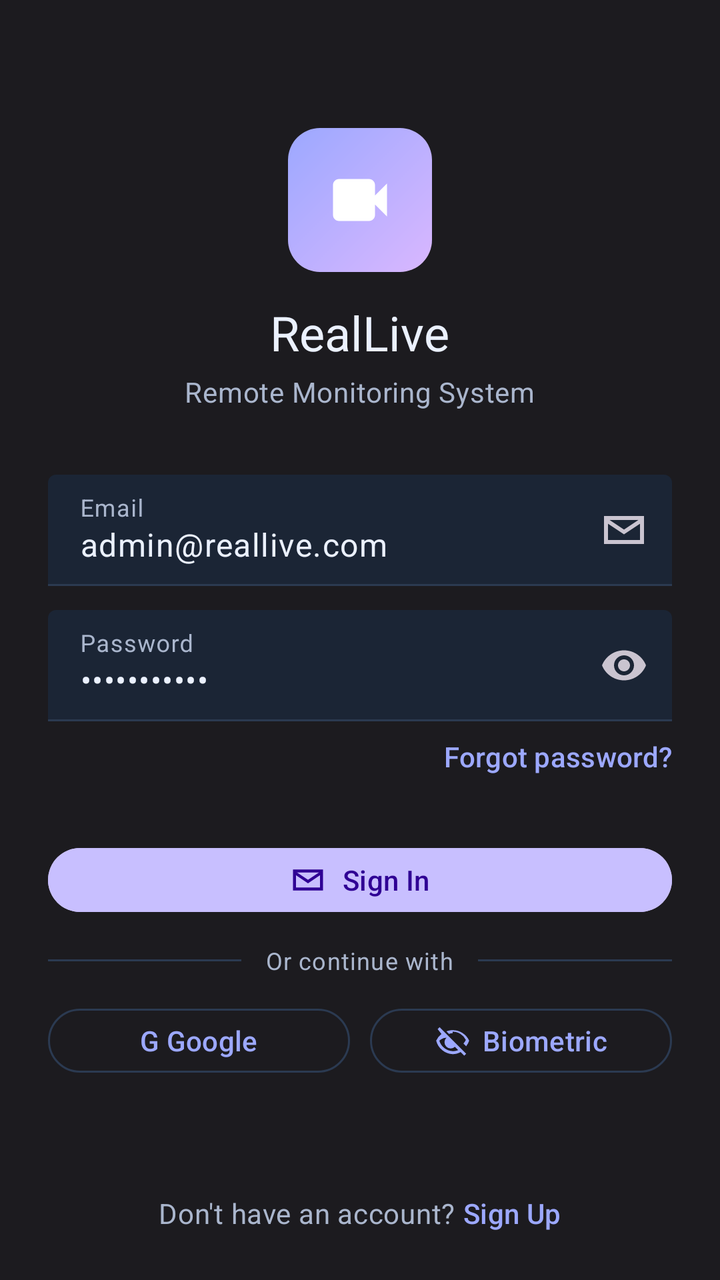
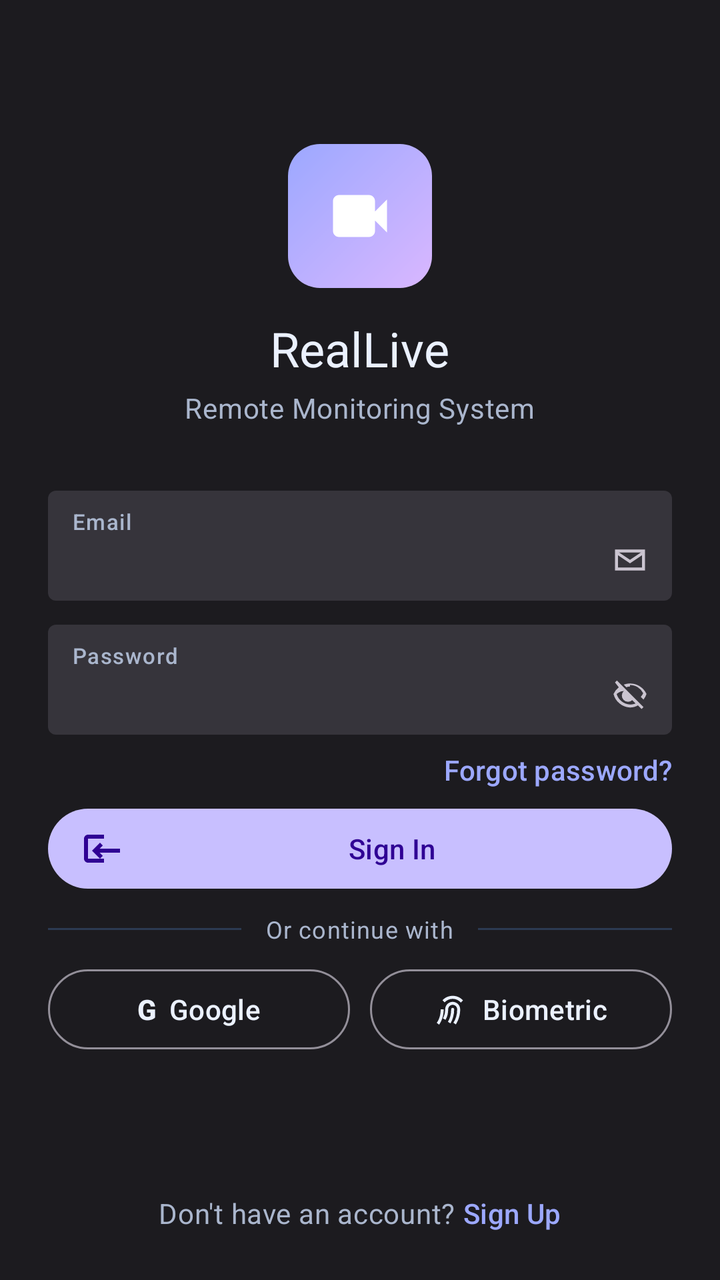

An Android layout rendered at two revisions. The XML below is the earlier revision; the diff shows what the commit changed to produce the second picture.
<!-- AndroidManifest.xml: application theme Theme.RealLive -->
<!-- res/layout/activity_login.xml -->
<?xml version="1.0" encoding="utf-8"?>
<LinearLayout xmlns:android="http://schemas.android.com/apk/res/android"
    xmlns:app="http://schemas.android.com/apk/res-auto"
    android:layout_width="match_parent"
    android:layout_height="match_parent"
    android:background="@color/auth_bg"
    android:orientation="vertical"
    android:paddingStart="@dimen/space_24"
    android:paddingTop="@dimen/space_12"
    android:paddingEnd="@dimen/space_24"
    android:paddingBottom="@dimen/space_24">

    <ScrollView
        android:layout_width="match_parent"
        android:layout_height="0dp"
        android:layout_weight="1"
        android:fillViewport="true"
        android:scrollbars="none">

        <LinearLayout
            android:layout_width="match_parent"
            android:layout_height="wrap_content"
            android:orientation="vertical">

            <LinearLayout
                android:layout_width="match_parent"
                android:layout_height="wrap_content"
                android:layout_marginTop="52dp"
                android:gravity="center_horizontal"
                android:orientation="vertical">

                <FrameLayout
                    android:layout_width="72dp"
                    android:layout_height="72dp"
                    android:background="@drawable/bg_login_logo_gradient">

                    <ImageView
                        android:layout_width="36dp"
                        android:layout_height="36dp"
                        android:layout_gravity="center"
                        android:contentDescription="@string/app_name"
                        android:src="@drawable/ic_videocam_48"
                        android:tint="@color/white" />
                </FrameLayout>

                <TextView
                    android:layout_width="wrap_content"
                    android:layout_height="wrap_content"
                    android:layout_marginTop="@dimen/space_14"
                    android:text="@string/login_brand"
                    android:textAppearance="@style/TextAppearance.Material3.HeadlineSmall"
                    android:textColor="?attr/colorOnBackground" />

                <TextView
                    android:layout_width="wrap_content"
                    android:layout_height="wrap_content"
                    android:layout_marginTop="@dimen/space_4"
                    android:text="@string/login_form_subtitle"
                    android:textAppearance="@style/TextAppearance.Material3.BodyMedium"
                    android:textColor="?attr/colorOnSurfaceVariant" />
            </LinearLayout>

            <com.google.android.material.textfield.TextInputLayout
                style="@style/Widget.Material3.TextInputLayout.FilledBox"
                android:layout_width="match_parent"
                android:layout_height="wrap_content"
                android:layout_marginTop="32dp"
                android:hint="@string/hint_email"
                app:boxBackgroundColor="?attr/colorSurfaceVariant"
                app:endIconDrawable="@drawable/ic_rl_mail_24"
                app:endIconMode="custom"
                app:endIconTint="@color/auth_on_surface_variant">

                <com.google.android.material.textfield.TextInputEditText
                    android:id="@+id/input_username"
                    android:layout_width="match_parent"
                    android:layout_height="wrap_content"
                    android:imeOptions="actionNext"
                    android:inputType="textEmailAddress"
                    android:maxLines="1"
                    android:text="admin@reallive.com" />
            </com.google.android.material.textfield.TextInputLayout>

            <com.google.android.material.textfield.TextInputLayout
                style="@style/Widget.Material3.TextInputLayout.FilledBox"
                android:layout_width="match_parent"
                android:layout_height="wrap_content"
                android:layout_marginTop="@dimen/space_12"
                android:hint="@string/hint_password"
                app:boxBackgroundColor="?attr/colorSurfaceVariant"
                app:endIconTint="@color/auth_on_surface_variant"
                app:endIconMode="password_toggle">

                <com.google.android.material.textfield.TextInputEditText
                    android:id="@+id/input_password"
                    android:layout_width="match_parent"
                    android:layout_height="wrap_content"
                    android:imeOptions="actionDone"
                    android:inputType="textPassword"
                    android:maxLines="1"
                    android:text="password123" />
            </com.google.android.material.textfield.TextInputLayout>

            <TextView
                android:id="@+id/btn_forgot_password"
                android:layout_width="match_parent"
                android:layout_height="wrap_content"
                android:layout_marginTop="@dimen/space_8"
                android:gravity="end"
                android:text="@string/login_forgot"
                android:textAppearance="@style/TextAppearance.Material3.LabelLarge"
                android:textColor="?attr/colorPrimary" />

            <TextView
                android:id="@+id/login_error"
                android:layout_width="match_parent"
                android:layout_height="wrap_content"
                android:layout_marginTop="@dimen/space_6"
                android:textAppearance="@style/TextAppearance.Material3.BodySmall"
                android:textColor="?attr/colorError" />

            <com.google.android.material.button.MaterialButton
                android:id="@+id/btn_login"
                android:layout_width="match_parent"
                android:layout_height="40dp"
                android:layout_marginTop="@dimen/space_10"
                android:backgroundTint="@color/auth_primary"
                android:text="@string/login_action"
                android:textColor="@color/auth_on_primary"
                android:textAllCaps="false"
                app:icon="@drawable/ic_rl_mail_24"
                app:iconGravity="textStart"
                app:iconPadding="8dp"
                app:iconTint="@color/auth_on_primary" />

            <com.google.android.material.progressindicator.CircularProgressIndicator
                android:id="@+id/login_loading"
                android:layout_width="20dp"
                android:layout_height="20dp"
                android:layout_gravity="center_horizontal"
                android:layout_marginTop="@dimen/space_8"
                android:indeterminate="true"
                android:visibility="gone"
                app:indicatorSize="20dp"
                app:trackThickness="2dp" />

            <LinearLayout
                android:layout_width="match_parent"
                android:layout_height="wrap_content"
                android:layout_marginTop="@dimen/space_12"
                android:gravity="center_vertical"
                android:orientation="horizontal">

                <View
                    android:layout_width="0dp"
                    android:layout_height="1dp"
                    android:layout_weight="1"
                    android:background="?attr/colorOutlineVariant" />

                <TextView
                    android:layout_width="wrap_content"
                    android:layout_height="wrap_content"
                    android:layout_marginStart="@dimen/space_12"
                    android:layout_marginEnd="@dimen/space_12"
                    android:text="@string/login_or_continue_with"
                    android:textAppearance="@style/TextAppearance.Material3.BodySmall"
                    android:textColor="?attr/colorOnSurfaceVariant" />

                <View
                    android:layout_width="0dp"
                    android:layout_height="1dp"
                    android:layout_weight="1"
                    android:background="?attr/colorOutlineVariant" />
            </LinearLayout>

            <LinearLayout
                android:layout_width="match_parent"
                android:layout_height="wrap_content"
                android:layout_marginTop="@dimen/space_12"
                android:orientation="horizontal">

                <com.google.android.material.button.MaterialButton
                    android:id="@+id/btn_login_google"
                    style="?attr/materialButtonOutlinedStyle"
                    android:layout_width="0dp"
                    android:layout_height="40dp"
                    android:layout_weight="1"
                    android:text="@string/login_social_google_symbol"
                    android:textAllCaps="false" />

                <com.google.android.material.button.MaterialButton
                    android:id="@+id/btn_login_biometric"
                    style="?attr/materialButtonOutlinedStyle"
                    android:layout_width="0dp"
                    android:layout_height="40dp"
                    android:layout_marginStart="@dimen/space_10"
                    android:layout_weight="1"
                    android:text="@string/login_social_biometric"
                    android:textAllCaps="false"
                    app:icon="@drawable/ic_rl_visibility_off_24"
                    app:iconGravity="textStart"
                    app:iconPadding="6dp" />
            </LinearLayout>
        </LinearLayout>
    </ScrollView>

    <LinearLayout
        android:layout_width="match_parent"
        android:layout_height="wrap_content"
        android:layout_marginTop="@dimen/space_8"
        android:gravity="center"
        android:orientation="horizontal">

        <TextView
            android:layout_width="wrap_content"
            android:layout_height="wrap_content"
            android:text="@string/login_no_account_prefix"
            android:textAppearance="@style/TextAppearance.Material3.BodyMedium"
            android:textColor="?attr/colorOnSurfaceVariant" />

        <TextView
            android:id="@+id/btn_go_register"
            android:layout_width="wrap_content"
            android:layout_height="wrap_content"
            android:layout_marginStart="@dimen/space_4"
            android:text="@string/login_social_sign_up"
            android:textAppearance="@style/TextAppearance.Material3.LabelLarge"
            android:textColor="?attr/colorPrimary" />
    </LinearLayout>

</LinearLayout>
<!-- resources referenced by this layout -->
<resources>
  <string name="login_social_google_symbol">G  Google</string>
  <style name="Theme.RealLive" parent="Theme.Material3.DayNight.NoActionBar">
          <item name="colorPrimary">@color/rl_brand</item>
          <item name="colorOnPrimary">@color/rl_bg</item>
          <item name="colorPrimaryContainer">@color/rl_brand_soft</item>
          <item name="colorOnPrimaryContainer">@color/rl_text_primary</item>
  
          <item name="colorSecondary">@color/rl_secondary</item>
          <item name="colorOnSecondary">@color/rl_bg</item>
          <item name="colorSecondaryContainer">@color/rl_secondary_soft</item>
          <item name="colorOnSecondaryContainer">@color/rl_text_primary</item>
  
          <item name="colorTertiary">@color/rl_tertiary</item>
          <item name="colorOnTertiary">@color/rl_bg</item>
          <item name="colorTertiaryContainer">@color/rl_tertiary_soft</item>
          <item name="colorOnTertiaryContainer">@color/rl_text_primary</item>
  
          <item name="colorError">@color/rl_error</item>
          <item name="colorOnError">@color/rl_bg</item>
  
          <item name="colorSurface">@color/rl_surface</item>
          <item name="colorOnSurface">@color/rl_text_primary</item>
          <item name="colorSurfaceVariant">@color/rl_surface_alt</item>
          <item name="colorOnSurfaceVariant">@color/rl_text_secondary</item>
          <item name="colorOutline">@color/rl_border</item>
          <item name="colorOutlineVariant">@color/rl_border</item>
  
          <item name="android:colorBackground">@color/rl_bg</item>
          <item name="colorOnBackground">@color/rl_text_primary</item>
          <item name="android:windowBackground">@color/rl_bg</item>
  
          <item name="android:statusBarColor">@color/rl_bg</item>
          <item name="android:navigationBarColor">@color/rl_bg</item>
          <item name="android:windowLightStatusBar">false</item>
          <item name="android:windowLightNavigationBar">false</item>
      </style>
  <!-- unchanged entries left out for length: 40 -->
</resources>

<!-- the commit's change to res/layout/activity_login.xml (unified diff, before → after) -->
@@ -25,7 +25,7 @@
             <LinearLayout
                 android:layout_width="match_parent"
                 android:layout_height="wrap_content"
-                android:layout_marginTop="52dp"
+                android:layout_marginTop="60dp"
                 android:gravity="center_horizontal"
                 android:orientation="vertical">
 
@@ -60,46 +60,102 @@
                     android:textColor="?attr/colorOnSurfaceVariant" />
             </LinearLayout>
 
-            <com.google.android.material.textfield.TextInputLayout
-                style="@style/Widget.Material3.TextInputLayout.FilledBox"
+            <LinearLayout
+                android:id="@+id/login_email_container"
                 android:layout_width="match_parent"
                 android:layout_height="wrap_content"
                 android:layout_marginTop="32dp"
-                android:hint="@string/hint_email"
-                app:boxBackgroundColor="?attr/colorSurfaceVariant"
-                app:endIconDrawable="@drawable/ic_rl_mail_24"
-                app:endIconMode="custom"
-                app:endIconTint="@color/auth_on_surface_variant">
-
-                <com.google.android.material.textfield.TextInputEditText
-                    android:id="@+id/input_username"
+                android:background="@drawable/bg_text_field"
+                android:orientation="vertical"
+                android:paddingStart="12dp"
+                android:paddingTop="8dp"
+                android:paddingEnd="12dp"
+                android:paddingBottom="8dp">
+
+                <TextView
+                    android:layout_width="wrap_content"
+                    android:layout_height="wrap_content"
+                    android:text="@string/hint_email"
+                    android:textAppearance="@style/TextAppearance.Material3.LabelSmall"
+                    android:textColor="?attr/colorOnSurfaceVariant" />
+
+                <LinearLayout
                     android:layout_width="match_parent"
                     android:layout_height="wrap_content"
-                    android:imeOptions="actionNext"
-                    android:inputType="textEmailAddress"
-                    android:maxLines="1"
-                    android:text="admin@reallive.com" />
-            </com.google.android.material.textfield.TextInputLayout>
-
-            <com.google.android.material.textfield.TextInputLayout
-                style="@style/Widget.Material3.TextInputLayout.FilledBox"
+                    android:gravity="center_vertical"
+                    android:orientation="horizontal">
+
+                    <EditText
+                        android:id="@+id/input_username"
+                        android:layout_width="0dp"
+                        android:layout_height="wrap_content"
+                        android:layout_weight="1"
+                        android:autofilledHighlight="@android:color/transparent"
+                        android:background="@android:color/transparent"
+                        android:importantForAutofill="no"
+                        android:imeOptions="actionNext"
+                        android:inputType="textEmailAddress"
+                        android:maxLines="1"
+                        android:textColorHighlight="@android:color/transparent"
+                        android:textColor="?attr/colorOnSurface" />
+
+                    <ImageView
+                        android:layout_width="18dp"
+                        android:layout_height="18dp"
+                        android:src="@drawable/ic_rl_mail_24"
+                        android:tint="@color/auth_on_surface_variant" />
+                </LinearLayout>
+            </LinearLayout>
+
+            <LinearLayout
+                android:id="@+id/login_password_container"
                 android:layout_width="match_parent"
                 android:layout_height="wrap_content"
                 android:layout_marginTop="@dimen/space_12"
-                android:hint="@string/hint_password"
-                app:boxBackgroundColor="?attr/colorSurfaceVariant"
-                app:endIconTint="@color/auth_on_surface_variant"
-                app:endIconMode="password_toggle">
-
-                <com.google.android.material.textfield.TextInputEditText
-                    android:id="@+id/input_password"
+                android:background="@drawable/bg_text_field"
+                android:orientation="vertical"
+                android:paddingStart="12dp"
+                android:paddingTop="8dp"
+                android:paddingEnd="12dp"
+                android:paddingBottom="8dp">
+
+                <TextView
+                    android:layout_width="wrap_content"
+                    android:layout_height="wrap_content"
+                    android:text="@string/hint_password"
+                    android:textAppearance="@style/TextAppearance.Material3.LabelSmall"
+                    android:textColor="?attr/colorOnSurfaceVariant" />
+
+                <LinearLayout
                     android:layout_width="match_parent"
                     android:layout_height="wrap_content"
-                    android:imeOptions="actionDone"
-                    android:inputType="textPassword"
-                    android:maxLines="1"
-                    android:text="password123" />
-            </com.google.android.material.textfield.TextInputLayout>
+                    android:gravity="center_vertical"
+                    android:orientation="horizontal">
+
+                    <EditText
+                        android:id="@+id/input_password"
+                        android:layout_width="0dp"
+                        android:layout_height="wrap_content"
+                        android:layout_weight="1"
+                        android:autofilledHighlight="@android:color/transparent"
+                        android:background="@android:color/transparent"
+                        android:importantForAutofill="no"
+                        android:imeOptions="actionDone"
+                        android:inputType="textPassword"
+                        android:maxLines="1"
+                        android:textColorHighlight="@android:color/transparent"
+                        android:textColor="?attr/colorOnSurface" />
+
+                    <ImageView
+                        android:id="@+id/login_password_toggle"
+                        android:layout_width="18dp"
+                        android:layout_height="18dp"
+                        android:clickable="true"
+                        android:focusable="true"
+                        android:src="@drawable/ic_rl_visibility_off_24"
+                        android:tint="@color/auth_on_surface_variant" />
+                </LinearLayout>
+            </LinearLayout>
 
             <TextView
                 android:id="@+id/btn_forgot_password"
@@ -117,21 +173,24 @@
                 android:layout_height="wrap_content"
                 android:layout_marginTop="@dimen/space_6"
                 android:textAppearance="@style/TextAppearance.Material3.BodySmall"
-                android:textColor="?attr/colorError" />
-
-            <com.google.android.material.button.MaterialButton
+                android:textColor="?attr/colorError"
+                android:visibility="gone" />
+
+            <TextView
                 android:id="@+id/btn_login"
                 android:layout_width="match_parent"
                 android:layout_height="40dp"
                 android:layout_marginTop="@dimen/space_10"
-                android:backgroundTint="@color/auth_primary"
+                android:background="@drawable/bg_btn_primary"
+                android:gravity="center"
+                android:paddingStart="16dp"
+                android:paddingEnd="16dp"
                 android:text="@string/login_action"
+                android:textAppearance="@style/TextAppearance.Material3.LabelLarge"
                 android:textColor="@color/auth_on_primary"
-                android:textAllCaps="false"
-                app:icon="@drawable/ic_rl_mail_24"
-                app:iconGravity="textStart"
-                app:iconPadding="8dp"
-                app:iconTint="@color/auth_on_primary" />
+                android:drawableStart="@drawable/ic_rl_login_24"
+                android:drawableTint="@color/auth_on_primary"
+                android:drawablePadding="8dp" />
 
             <com.google.android.material.progressindicator.CircularProgressIndicator
                 android:id="@+id/login_loading"
@@ -179,27 +238,64 @@
                 android:layout_marginTop="@dimen/space_12"
                 android:orientation="horizontal">
 
-                <com.google.android.material.button.MaterialButton
+                <LinearLayout
                     android:id="@+id/btn_login_google"
-                    style="?attr/materialButtonOutlinedStyle"
                     android:layout_width="0dp"
                     android:layout_height="40dp"
                     android:layout_weight="1"
-                    android:text="@string/login_social_google_symbol"
-                    android:textAllCaps="false" />
-
-                <com.google.android.material.button.MaterialButton
+                    android:background="@drawable/bg_btn_outline"
+                    android:clickable="true"
+                    android:focusable="true"
+                    android:gravity="center"
+                    android:orientation="horizontal"
+                    android:paddingStart="12dp"
+                    android:paddingEnd="12dp">
+
+                    <TextView
+                        android:layout_width="wrap_content"
+                        android:layout_height="wrap_content"
+                        android:text="G"
+                        android:textAppearance="@style/TextAppearance.Material3.LabelLarge"
+                        android:textColor="?attr/colorOnSurface"
+                        android:textStyle="bold" />
+
+                    <TextView
+                        android:layout_width="wrap_content"
+                        android:layout_height="wrap_content"
+                        android:layout_marginStart="6dp"
+                        android:text="Google"
+                        android:textAppearance="@style/TextAppearance.Material3.LabelLarge"
+                        android:textColor="?attr/colorOnSurface" />
+                </LinearLayout>
+
+                <LinearLayout
                     android:id="@+id/btn_login_biometric"
-                    style="?attr/materialButtonOutlinedStyle"
                     android:layout_width="0dp"
                     android:layout_height="40dp"
                     android:layout_marginStart="@dimen/space_10"
                     android:layout_weight="1"
-                    android:text="@string/login_social_biometric"
-                    android:textAllCaps="false"
-                    app:icon="@drawable/ic_rl_visibility_off_24"
-                    app:iconGravity="textStart"
-                    app:iconPadding="6dp" />
+                    android:background="@drawable/bg_btn_outline"
+                    android:clickable="true"
+                    android:focusable="true"
+                    android:gravity="center"
+                    android:orientation="horizontal"
+                    android:paddingStart="12dp"
+                    android:paddingEnd="12dp">
+
+                    <ImageView
+                        android:layout_width="18dp"
+                        android:layout_height="18dp"
+                        android:src="@drawable/ic_rl_fingerprint_24"
+                        android:tint="?attr/colorOnSurface" />
+
+                    <TextView
+                        android:layout_width="wrap_content"
+                        android:layout_height="wrap_content"
+                        android:layout_marginStart="6dp"
+                        android:text="@string/login_social_biometric"
+                        android:textAppearance="@style/TextAppearance.Material3.LabelLarge"
+                        android:textColor="?attr/colorOnSurface" />
+                </LinearLayout>
             </LinearLayout>
         </LinearLayout>
     </ScrollView>
<!-- resource entries referenced after the edit -->
@@ -1,6 +1,53 @@
 <!-- resources referenced by this layout -->
 <resources>
-  <string name="login_social_google_symbol">G  Google</string>
+  <!-- drawable bg_btn_outline (drawable) -->
+  <shape xmlns:android="http://schemas.android.com/apk/res/android">
+      <solid android:color="@android:color/transparent" />
+      <stroke android:width="1dp" android:color="#938F99" />
+      <corners android:radius="999dp" />
+  </shape>
+  <!-- drawable bg_btn_primary (drawable) -->
+  <shape xmlns:android="http://schemas.android.com/apk/res/android">
+      <solid android:color="@color/auth_primary" />
+      <corners android:radius="999dp" />
+  </shape>
+  <!-- drawable bg_text_field (drawable) -->
+  <shape xmlns:android="http://schemas.android.com/apk/res/android">
+      <solid android:color="#36343B" />
+      <corners android:radius="4dp" />
+  </shape>
+  <!-- drawable ic_rl_fingerprint_24 (drawable) -->
+  <vector xmlns:android="http://schemas.android.com/apk/res/android"
+      android:width="24dp"
+      android:height="24dp"
+      android:viewportWidth="24"
+      android:viewportHeight="24">
+      <path
+          android:fillColor="@android:color/white"
+          android:pathData="M12,3C9.24,3 6.88,4.12 5.19,5.94l1.42,1.42C7.93,5.96 9.85,5 12,5c2.19,0 4.12,0.98 5.46,2.5l1.42,-1.42C17.17,4.12 14.8,3 12,3z" />
+      <path
+          android:fillColor="@android:color/white"
+          android:pathData="M12,7c-2.76,0 -5,2.24 -5,5c0,2.25 -0.5,4.2 -1.5,6l1.74,1c1.21,-2.1 1.76,-4.3 1.76,-7c0,-1.65 1.35,-3 3,-3s3,1.35 3,3c0,3.5 -0.87,6.45 -2.53,8.96l1.66,1.1C15.97,19.04 17,15.84 17,12c0,-2.76 -2.24,-5 -5,-5z" />
+      <path
+          android:fillColor="@android:color/white"
+          android:pathData="M12,11c-0.55,0 -1,0.45 -1,1c0,3.25 -0.77,6.05 -2.17,8.32l1.7,1.05C12.08,18.8 13,15.5 13,12c0,-0.55 -0.45,-1 -1,-1z" />
+      <path
+          android:fillColor="@android:color/white"
+          android:pathData="M6,12H4c0,3.6 -0.9,6.7 -2.62,9l1.6,1.2C4.92,19.42 6,15.92 6,12z" />
+  </vector>
+  <!-- drawable ic_rl_login_24 (drawable) -->
+  <vector xmlns:android="http://schemas.android.com/apk/res/android"
+      android:width="24dp"
+      android:height="24dp"
+      android:viewportWidth="24"
+      android:viewportHeight="24">
+      <path
+          android:fillColor="@android:color/white"
+          android:pathData="M10,17l1.41,-1.41L9.83,14H20v-2H9.83l1.58,-1.59L10,9l-4,4z" />
+      <path
+          android:fillColor="@android:color/white"
+          android:pathData="M4,5h8v2H4v10h8v2H4c-1.1,0 -2,-0.9 -2,-2V7c0,-1.1 0.9,-2 2,-2z" />
+  </vector>
   <style name="Theme.RealLive" parent="Theme.Material3.DayNight.NoActionBar">
           <item name="colorPrimary">@color/rl_brand</item>
           <item name="colorOnPrimary">@color/rl_bg</item>
@@ -30,6 +77,7 @@
           <item name="android:colorBackground">@color/rl_bg</item>
           <item name="colorOnBackground">@color/rl_text_primary</item>
           <item name="android:windowBackground">@color/rl_bg</item>
+          <item name="android:textColorHighlight">@android:color/transparent</item>
   
           <item name="android:statusBarColor">@color/rl_bg</item>
           <item name="android:navigationBarColor">@color/rl_bg</item>
